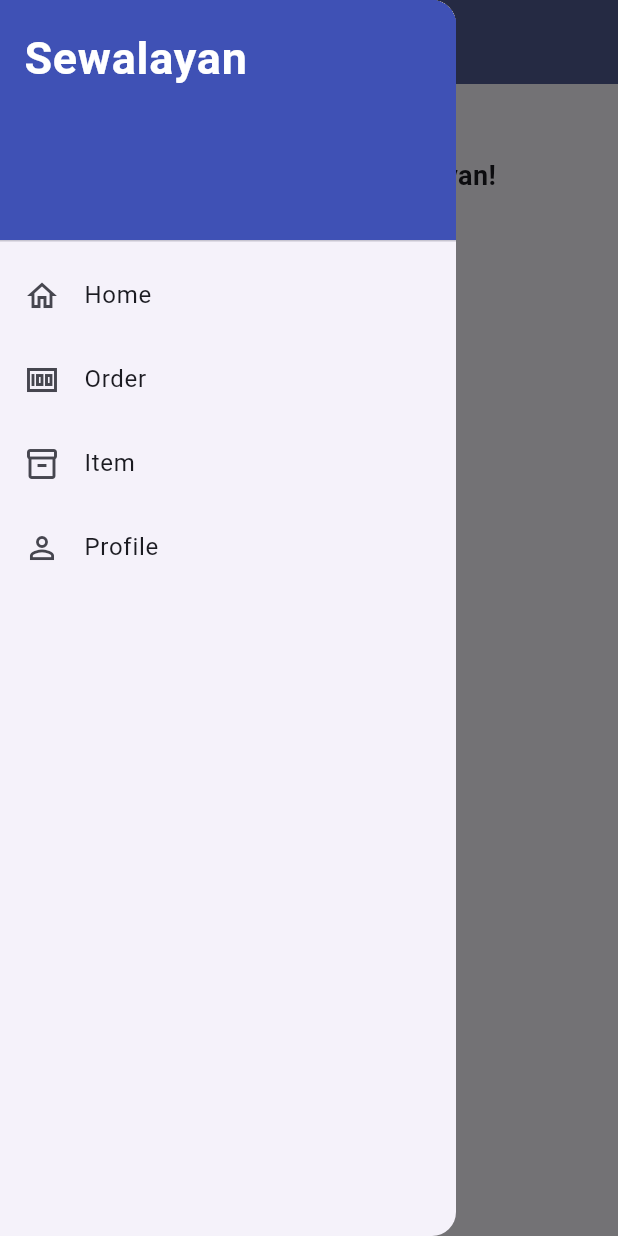
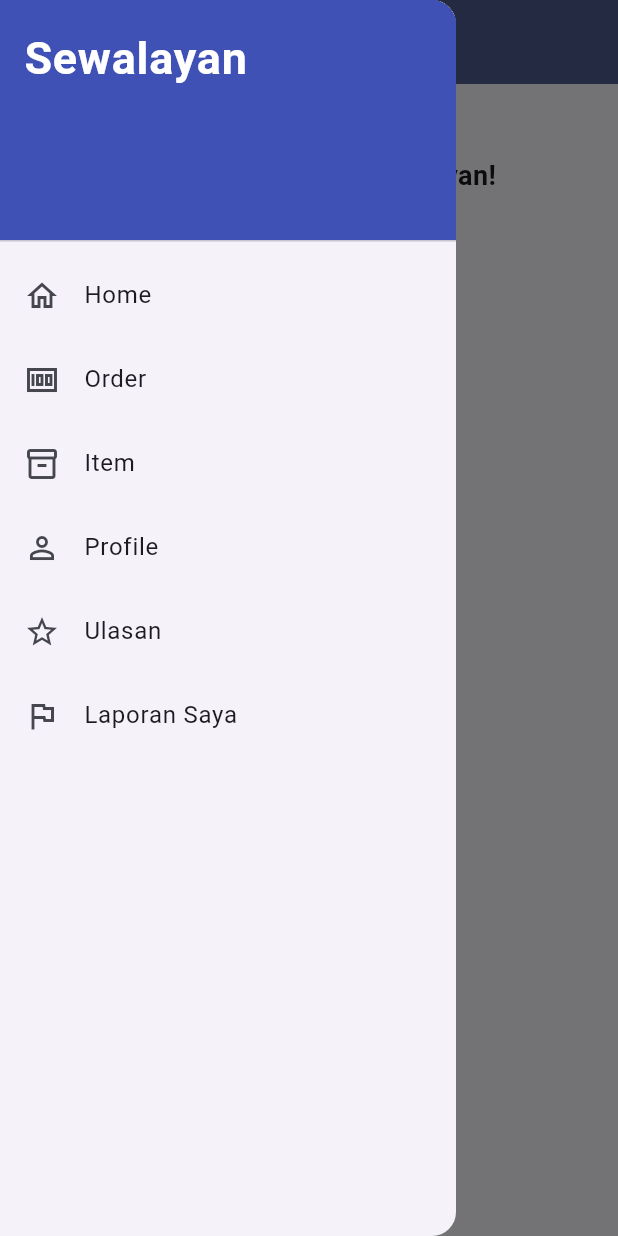
Before and after one commit to PBP-E-10/sewalayan_mobile, a Flutter app: the screen it shows after launch, with the side drawer open, on a phone screen of 412 x 824 dp. Run offline on Flutter 3.47's test engine with Material 3 defaults, Android fonts, the phone set to English and light mode, and no system bars; our stand-ins replace material_ui.

Commit message:
feat(review): tambah navigasi ulasan dan laporan di left_drawer

```diff
--- a/lib/core/widgets/left_drawer.dart
+++ b/lib/core/widgets/left_drawer.dart
@@ -3,6 +3,8 @@ import 'package:sewalayan_mobile/home.dart';
 import 'package:sewalayan_mobile/features/order/screens/order.dart';
 import 'package:sewalayan_mobile/features/items/screens/item.dart';
 import 'package:sewalayan_mobile/features/profile/screens/profile.dart';
+import 'package:sewalayan_mobile/features/review/screens/review.dart';
+import 'package:sewalayan_mobile/features/review/screens/report.dart';
 
 class LeftDrawer extends StatelessWidget {
   const LeftDrawer({super.key});
@@ -69,6 +71,26 @@ class LeftDrawer extends StatelessWidget {
               );
             },
           ),
+          ListTile(
+            leading: const Icon(Icons.star_outline),
+            title: const Text('Ulasan'),
+            onTap: () {
+              Navigator.pushReplacement(
+                context,
+                MaterialPageRoute(builder: (context) => const ReviewPage()),
+              );
+            },
+          ),
+          ListTile(
+            leading: const Icon(Icons.flag_outlined),
+            title: const Text('Laporan Saya'),
+            onTap: () {
+              Navigator.pushReplacement(
+                context,
+                MaterialPageRoute(builder: (context) => const ReportPage()),
+              );
+            },
+          ),
         ],
       ),
     );
```
